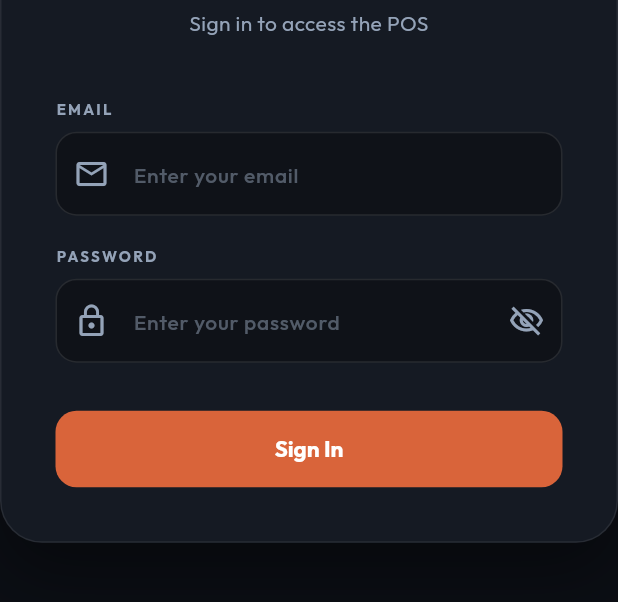
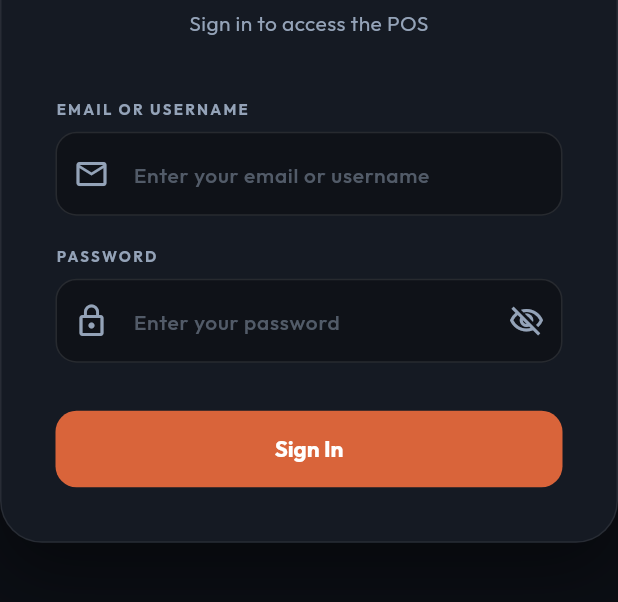
Before and after one commit to GuyWithBag/printsari_sia, a Flutter app: the screen it shows after launch, on a phone screen of 412 x 824 dp, the part 451-1053 px from its top. Run offline on Flutter 3.47's test engine with Material 3 defaults, Android fonts, the phone set to English and light mode, and no system bars; our stand-ins replace file_picker, flutter_hooks, go_router, google_fonts, hive_ce, hive_ce_flutter and 3 more; missing offline and left inert: svg_pic_editor; accounts and stored records are empty.

Commit message:
feat: You can now login using username

```diff
--- a/lib/pages/login_page.dart
+++ b/lib/pages/login_page.dart
@@ -121,9 +121,9 @@ class LoginPage extends HookWidget {
 
                   const SizedBox(height: 40),
 
-                  // Email label
+                  // Email / Username label
                   const Text(
-                    'EMAIL',
+                    'EMAIL OR USERNAME',
                     style: TextStyle(
                       color: posTextMuted,
                       fontSize: 10,
@@ -136,7 +136,7 @@ class LoginPage extends HookWidget {
                     controller: emailController,
                     style: const TextStyle(color: Colors.white),
                     decoration: const InputDecoration(
-                      hintText: 'Enter your email',
+                      hintText: 'Enter your email or username',
                       prefixIcon: Icon(Icons.email_outlined),
                     ),
                     textInputAction: TextInputAction.next,
```
Also changed, not shown: lib/controllers/auth_controller.dart (+16 -5 lines).
